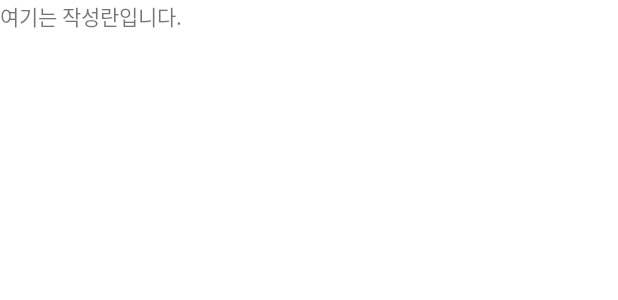
After one commit to tnalss/YH_Company, an Android app: the layout fragment_write_ea.xml on its own in the app's theme, with its tools: preview values and no code run, on a phone screen of 412 x 824 dp. The commit adds this screen. Shown: the top 300 px of the screen. Run offline under Robolectric (Android 15) with nearby library versions, the phone set to English and light mode, and no system bars.

```diff
--- a/LastProject/app/src/main/java/com/example/lastproject/ea/EaCodeVO.java
+++ b/LastProject/app/src/main/java/com/example/lastproject/ea/EaCodeVO.java
@@ -1,6 +1,8 @@
 package com.example.lastproject.ea;
 
-public class EaCodeVO {
+import java.io.Serializable;
+
+public class EaCodeVO implements Serializable {
     private String code_value, code_comments;
     private int code_num;
     public int getCode_num() {
--- a/LastProject/app/src/main/java/com/example/lastproject/ea/EaFragment.java
+++ b/LastProject/app/src/main/java/com/example/lastproject/ea/EaFragment.java
@@ -4,6 +4,7 @@ import android.os.Bundle;
 
 import androidx.cardview.widget.CardView;
 import androidx.fragment.app.Fragment;
+import androidx.fragment.app.FragmentTransaction;
 
 import android.view.LayoutInflater;
 import android.view.View;
@@ -26,14 +27,12 @@ public class EaFragment extends Fragment {
         tab_layout = v.findViewById(R.id.tab_layout);
         cardv_write = v.findViewById(R.id.cardv_write);
         activity = (MainActivity) getActivity();
-        int con = R.id.container;
         cardv_write.setOnClickListener(new View.OnClickListener() {
             @Override
             public void onClick(View v) {
                 activity.changeFragment(new FormListFragment());
             }
         });
-
         tab_layout.addTab(tab_layout.newTab().setText("전체"));
         tab_layout.addTab(tab_layout.newTab().setText("결재완료"));
         tab_layout.addTab(tab_layout.newTab().setText("결재전"));
--- a/LastProject/app/src/main/java/com/example/lastproject/ea/FormListFragment.java
+++ b/LastProject/app/src/main/java/com/example/lastproject/ea/FormListFragment.java
@@ -12,6 +12,7 @@ import android.view.ViewGroup;
 
 import com.example.conn.ApiClient;
 import com.example.conn.CommonMethod;
+import com.example.lastproject.MainActivity;
 import com.example.lastproject.R;
 import com.google.gson.Gson;
 import com.google.gson.reflect.TypeToken;
@@ -23,18 +24,20 @@ import java.util.List;
 public class FormListFragment extends Fragment {
     RecyclerView recv_form;
     ArrayList<EaCodeVO> list;
+    MainActivity activity;
     @Override
     public View onCreateView(LayoutInflater inflater, ViewGroup container,
                              Bundle savedInstanceState) {
         View v = inflater.inflate(R.layout.fragment_form_list, container, false);
         recv_form = v.findViewById(R.id.recv_form);
+        activity = (MainActivity)getActivity();
         ApiClient.setBASEURL("http://192.168.0.23/middle/");
 
         new CommonMethod().sendPost("form.ea", (isResult, data) -> {
             list = new Gson().fromJson(data,
                     new TypeToken<ArrayList<EaCodeVO>>(){}.getType());
 
-            recv_form.setAdapter(new FormListAdapter(inflater,list,getContext()));
+            recv_form.setAdapter(new FormListAdapter(inflater,list,activity));
             recv_form.setLayoutManager(CommonMethod.getVManager(getContext()));
         });
 
--- /dev/null
+++ b/LastProject/app/src/main/res/layout/fragment_write_ea.xml
@@ -0,0 +1,15 @@
+<?xml version="1.0" encoding="utf-8"?>
+<FrameLayout xmlns:android="http://schemas.android.com/apk/res/android"
+    xmlns:tools="http://schemas.android.com/tools"
+    android:layout_width="match_parent"
+    android:layout_height="match_parent"
+    tools:context=".ea.WriteEaFragment">
+
+
+    <TextView
+        android:id="@+id/tv_a"
+        android:layout_width="match_parent"
+        android:layout_height="match_parent"
+        android:text="여기는 작성란입니다." />
+
+</FrameLayout>
--- a/LastProject/app/src/main/res/layout/item_ea_formlist.xml
+++ b/LastProject/app/src/main/res/layout/item_ea_formlist.xml
@@ -1,5 +1,6 @@
 <?xml version="1.0" encoding="utf-8"?>
 <LinearLayout
+    android:id="@+id/line_form"
     android:layout_margin="10dp"
     xmlns:android="http://schemas.android.com/apk/res/android"
     android:layout_width="match_parent"
```
Also changed, not shown: LastProject/app/src/main/java/com/example/lastproject/ea/FormListAdapter.java (+22 -3 lines), LastProject/app/src/main/java/com/example/lastproject/ea/WriteEaFragment.java (added, +28 -0 lines).
